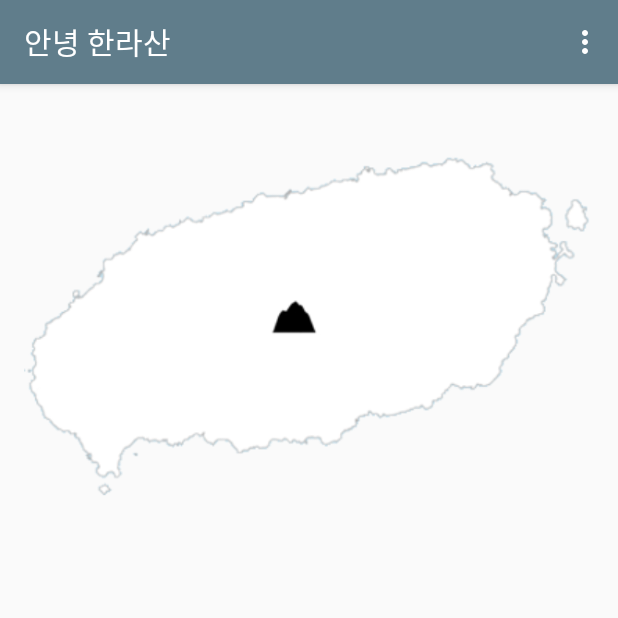
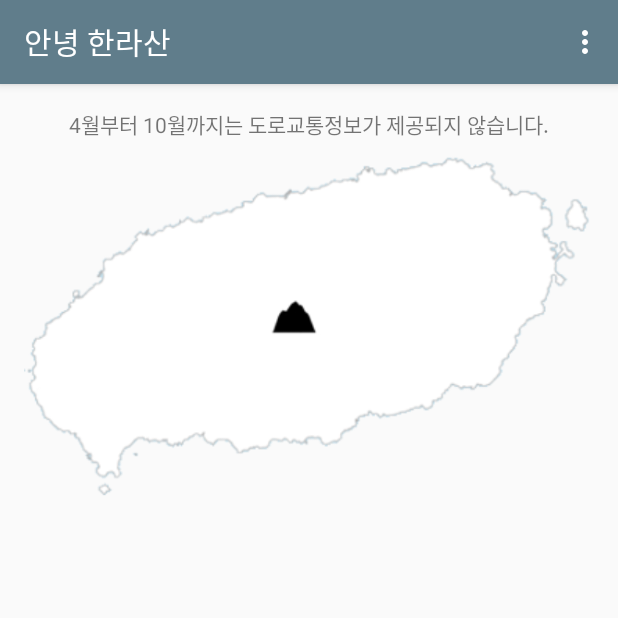
Before and after one commit to ShinJaehun/AnnyeongHallasan, an Android app: the screen it shows after launch (MainActivity), on a phone screen of 412 x 824 dp, the top half of it. Run offline under Robolectric (Android 15) with nearby library versions, the phone set to English and light mode, and no system bars; 3 statements that could not run were skipped.

Commit message:
4월부터 10월까지 도로교통정보 제한 처리

```diff
--- a/app/src/main/java/com/shinjaehun/annyeonghallasan/RoadFragment.java
+++ b/app/src/main/java/com/shinjaehun/annyeonghallasan/RoadFragment.java
@@ -79,7 +79,10 @@ public class RoadFragment extends Fragment implements LoaderManager.LoaderCallba
     ImageView road_aejoIv;
     ImageView road_iljuIv;
 
+    TextView unavailableTV;
     private Animation animation;
+
+    int mm;
 
     public RoadFragment() {
     }
@@ -106,8 +109,13 @@ public class RoadFragment extends Fragment implements LoaderManager.LoaderCallba
         road_aejoIv = (ImageView) v.findViewById(R.id.road_aejo);
         road_iljuIv = (ImageView) v.findViewById(R.id.road_ilju);
         normalTV = (TextView) v.findViewById(R.id.normal);
+        unavailableTV = (TextView) v.findViewById(R.id.unavailable);
 
-        FrameLayout roadMapL = (FrameLayout)v.findViewById(R.id.layout_road_status);
+        Calendar calendar = Calendar.getInstance();
+        mm = Integer.parseInt(new SimpleDateFormat("MM").format(calendar.getTime()));
+
+        if (mm < 04 || mm > 10) {
+            FrameLayout roadMapL = (FrameLayout) v.findViewById(R.id.layout_road_status);
             roadMapL.setOnClickListener(new View.OnClickListener() {
 
                 @Override
@@ -116,6 +124,7 @@ public class RoadFragment extends Fragment implements LoaderManager.LoaderCallba
                     getRoadFromDBTask.execute();
                 }
             });
+        }
 
         return v;
     }
@@ -123,13 +132,20 @@ public class RoadFragment extends Fragment implements LoaderManager.LoaderCallba
     @Override
     public void onResume() {
         super.onResume();
+
+        Calendar calendar = Calendar.getInstance();
+        mm = Integer.parseInt(new SimpleDateFormat("MM").format(calendar.getTime()));
+
+        if (mm < 04 || mm > 10) {
+
             animation = new AlphaAnimation((float) 0.5, 0);
             getLoaderManager().restartLoader(ROAD_LOADER, null, this);
 // 백그라운드에서 다시 활성화시켰을 때 Loader 재시작 이거 안 하면 Loader는 재시작 하더라도 그대로...
 
             //몇몇 삼성 Device에서 발생하는 SyncAdapter 관련 오류로 Loader를 재시작하지 않고 OnResume에서 DB Push를 실시한다.
             //릴리즈 전에 restartLoader 주석처리하고 syncImmediately를 해제할 것
-//        HallasanSyncAdapter.syncImmediately(getActivity());
+            HallasanSyncAdapter.syncImmediately(getActivity());
+        }
     }
 
     @Override
@@ -146,7 +162,6 @@ public class RoadFragment extends Fragment implements LoaderManager.LoaderCallba
     @Override
     public Loader<Cursor> onCreateLoader(int id, Bundle args) {
         Log.v(LOG_TAG, "RoadFragment의 onCreateLoader입니다.");
-
 
             if (id == ROAD_LOADER) {
 
@@ -191,10 +206,11 @@ public class RoadFragment extends Fragment implements LoaderManager.LoaderCallba
     @Override
     public void onLoadFinished(Loader<Cursor> loader, Cursor cursor) {
 
-        roadImgs = new ArrayList<>();
-
+        if (mm < 04 || mm > 10) {
+            unavailableTV.setVisibility(View.GONE);
             clearAnimation();
 
+            roadImgs = new ArrayList<>();
             Log.v(LOG_TAG, "onLoadFinished에서 Road Cursor 크기 " + cursor.getCount());
 
 //        String mainTimeStamp = new SimpleDateFormat("yyyyMMddHHmm").format(MainActivity.mCalendar.getTime());
@@ -283,7 +299,7 @@ public class RoadFragment extends Fragment implements LoaderManager.LoaderCallba
 
 //        if (roadImgs.size() == 0 && MainActivity.sync != 0) {
             if (cursor.getCount() != 0) {
-            if (roadImgs.size() == 0){
+                if (roadImgs.size() == 0) {
                     normalTV.setVisibility(View.VISIBLE);
                     startBlink(normalTV);
                 } else {
@@ -292,6 +308,11 @@ public class RoadFragment extends Fragment implements LoaderManager.LoaderCallba
                         startBlink(i);
                     }
                 }
+            }
+        } else {
+            clearAnimation();
+            unavailableTV.setVisibility(View.VISIBLE);
+
         }
 
     }
--- a/app/src/main/java/com/shinjaehun/annyeonghallasan/WeatherFragment.java
+++ b/app/src/main/java/com/shinjaehun/annyeonghallasan/WeatherFragment.java
@@ -151,7 +151,7 @@ public class WeatherFragment extends Fragment implements LoaderManager.LoaderCal
         getLoaderManager().restartLoader(WEATHER_LOADER, null, this); //원래 이거면 충분하지만
         //몇몇 삼성 Device에서 발생하는 SyncAdapter 관련 오류로 Loader를 재시작하지 않고 OnResume에서 DB Push를 실시한다.
         //릴리즈 전에 restartLoader 주석처리하고 syncImmediately를 해제할 것
-//        HallasanSyncAdapter.syncImmediately(getActivity());
+        HallasanSyncAdapter.syncImmediately(getActivity());
     }
 
     @Override
--- a/app/src/main/java/com/shinjaehun/annyeonghallasan/sync/HallasanSyncAdapter.java
+++ b/app/src/main/java/com/shinjaehun/annyeonghallasan/sync/HallasanSyncAdapter.java
@@ -231,7 +231,7 @@ public class HallasanSyncAdapter extends AbstractThreadedSyncAdapter {
 
             URL url = new URL(URLDecoder.decode(builtUri.toString(), "UTF-8"));
 
-//            Log.v(LOG_TAG, "Built URI " + url.toString());
+            Log.v(LOG_TAG, "Built URI " + url.toString());
 
             // Create the request to OpenWeatherMap, and open the connection
             urlConnection = (HttpURLConnection) url.openConnection();
--- a/app/src/main/res/layout/fragment_road.xml
+++ b/app/src/main/res/layout/fragment_road.xml
@@ -10,6 +10,16 @@
         android:layout_height="wrap_content"
         android:src="@drawable/jejudo"
         android:paddingTop="20dp"/>
+
+    <TextView
+        android:id="@+id/unavailable"
+        android:layout_width="wrap_content"
+        android:layout_height="wrap_content"
+        android:layout_gravity="center_horizontal"
+        android:text="4월부터 10월까지는 도로교통정보가 제공되지 않습니다."
+        android:textAlignment="center"
+        android:textSize="14dp"
+        android:visibility="gone" />
 
     <TextView
         android:id="@+id/normal"
```
Lines whose indentation alone changed are shown as unchanged.
